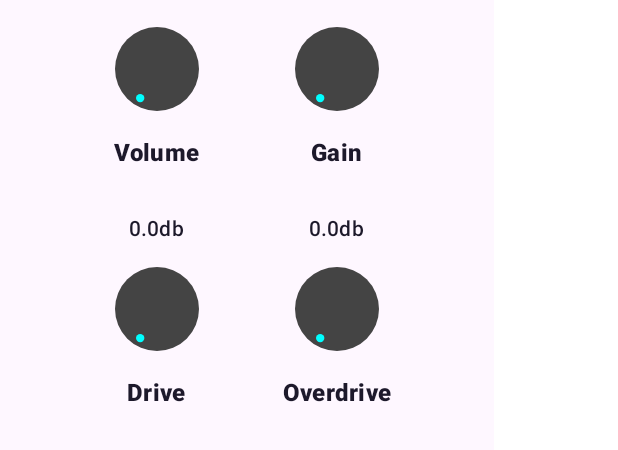
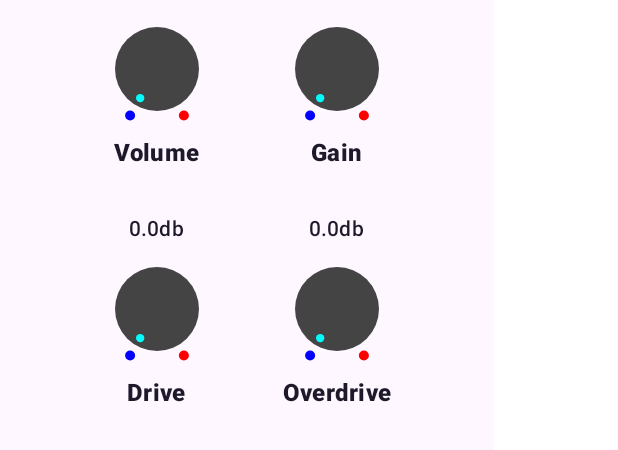
Before and after one commit to arutemu/pedalboard, an Android app built with Jetpack Compose: the @Preview function PedalboardMobileCardPreview, on a phone screen of 412 x 824 dp. Shown: the part 128-578 px from the top of the screen. Run offline under Robolectric (Android 15) with nearby library versions, the phone set to English and light mode, and no system bars.

Commit message:
Changes: - Added start/end markers for the Knob

```diff
--- a/app/src/main/java/com/mukuro/pedalboard/ui/components/PedalboardPluginCard.kt
+++ b/app/src/main/java/com/mukuro/pedalboard/ui/components/PedalboardPluginCard.kt
@@ -38,6 +38,7 @@ import androidx.compose.runtime.Composable
 import androidx.compose.runtime.getValue
 import androidx.compose.runtime.mutableStateOf
 import androidx.compose.runtime.remember
+import androidx.compose.runtime.saveable.rememberSaveable
 import androidx.compose.runtime.setValue
 import androidx.compose.ui.Alignment
 import androidx.compose.ui.Modifier
@@ -46,6 +47,7 @@ import androidx.compose.ui.draw.clip
 import androidx.compose.ui.geometry.Offset
 import androidx.compose.ui.graphics.Brush
 import androidx.compose.ui.graphics.Color
+import androidx.compose.ui.graphics.PointMode
 import androidx.compose.ui.graphics.StrokeCap
 import androidx.compose.ui.graphics.drawscope.Stroke
 import androidx.compose.ui.input.pointer.pointerInput
@@ -299,7 +301,7 @@ fun VolumeKnob( // TODO - rename if is good
     value: Float = 0f
     //content: @Composable () -> Unit
 ) {
-    var angle: Float by remember { mutableStateOf(0f) }
+    var angle: Float by rememberSaveable { mutableStateOf(0f) }
 
     Column(
         modifier = modifier.pointerInput(Unit) { // Probably a good idea is to change the gesture to .draggable
@@ -331,7 +333,9 @@ fun VolumeKnob( // TODO - rename if is good
                 .align(Alignment.CenterHorizontally)
         ) {
             Canvas(
-                modifier = Modifier.fillMaxSize(fraction = 0.6f).aspectRatio(1f)// sizeIn(minWidth = 100.dp, minHeight = 100.dp, maxWidth = 120.dp, maxHeight = 120.dp) //.fillMaxSize() //fraction = 0.8f)
+                modifier = Modifier
+                    .fillMaxSize(fraction = 0.6f)
+                    .aspectRatio(1f)// sizeIn(minWidth = 100.dp, minHeight = 100.dp, maxWidth = 120.dp, maxHeight = 120.dp) //.fillMaxSize() //fraction = 0.8f)
             ) {
                 val centerX = size.width / 2
                 val centerY = size.height / 2
@@ -355,15 +359,32 @@ fun VolumeKnob( // TODO - rename if is good
                 val indicatorCenterX = centerX - indicatorOffsetX
                 val indicatorCenterY = centerY - indicatorOffsetY // Invert the Y-axis to start from the top
 
+                val pointerLeftX = centerX + (cos(Math.toRadians(240.0)).toFloat() * (radius * 1.28f))
+                val pointerY = centerY - (sin(Math.toRadians(240.0)).toFloat() * (radius * 1.28f))
+                val pointerRightX = centerX - (cos(Math.toRadians(240.0)).toFloat() * (radius * 1.28f))
+
+                // Left marker
+                drawCircle(
+                    color = Color.Blue,
+                    center = Offset(pointerLeftX,pointerY),
+                    radius = 5f
+                )
+                // Right marker
+                drawCircle(
+                    color = Color.Red,
+                    center = Offset(pointerRightX,pointerY),
+                    radius = 5f
+                )
+
                 // Arc indicator around the Knob
                 drawArc(
-                    //modifier = Modifier.defaultMinSize(),
                     brush = Brush.horizontalGradient(listOf(Color.Blue, Color.Magenta, Color.Red)),
                     startAngle = 120f,
                     sweepAngle = angleInDegrees,
                     useCenter = false,
                     style = Stroke(width = 6f, cap = StrokeCap.Round)
                 )
+
                 // Indicator on the Knob
                 drawCircle(
                     color = indicatorColor,
```
